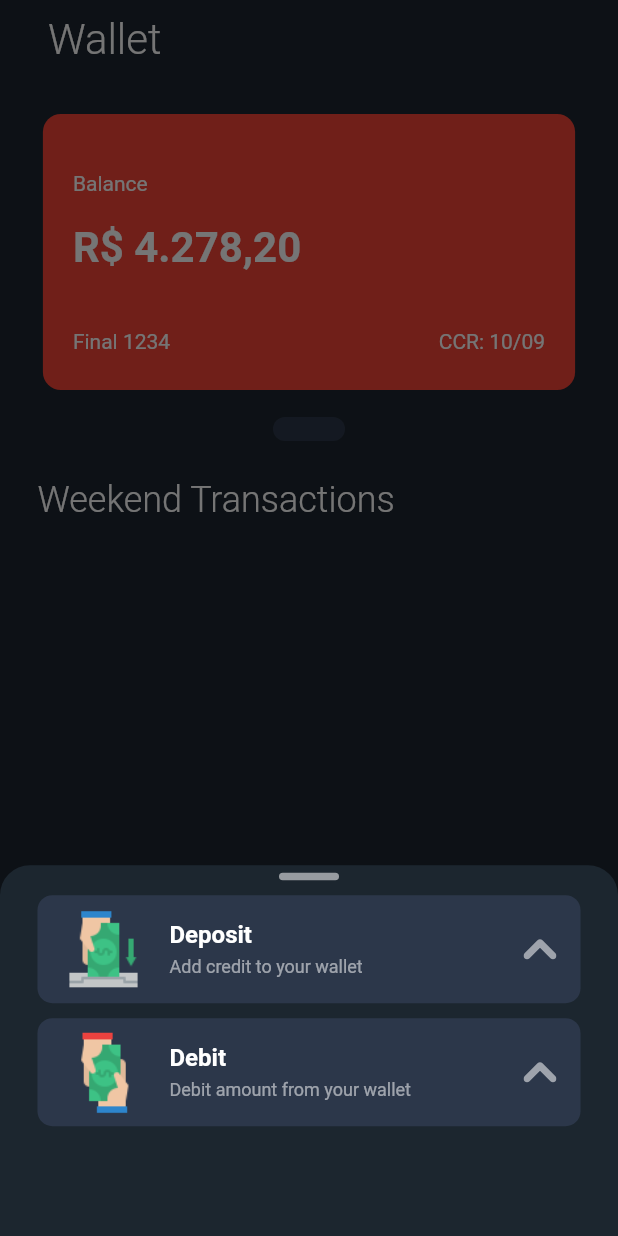
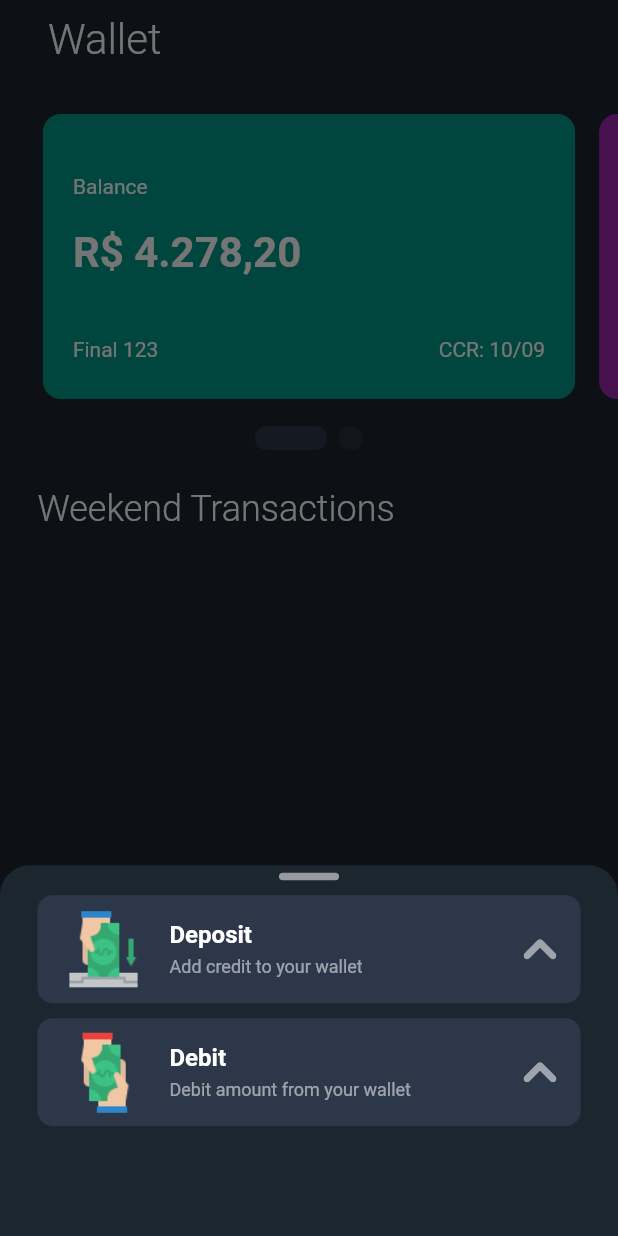
Before and after one commit to iamdiosilva/wallet-crud-flutter, a Flutter app: the HomePage screen opened directly, after a tap on the "add" icon, on a phone screen of 412 x 824 dp. Run offline on Flutter 3.47's test engine with Material 2 defaults, Android fonts, the light colour scheme and no system bars; drawn by our look-alikes of smooth_page_indicator; our stand-ins replace dropdown_button2, flutter_svg; accounts and stored records are empty.

Commit message:
:construction_worker: Minor Fix

```diff
--- a/lib/core/theme/app_icons.dart
+++ b/lib/core/theme/app_icons.dart
@@ -34,4 +34,20 @@ class AppIcons {
       'https://coztssupmzixajyquhll.supabase.co/storage/v1/object/sign/wallet-app-images/categories_icons/diet.png?token=eyJhbGciOiJIUzI1NiIsInR5cCI6IkpXVCJ9.eyJ1cmwiOiJ3YWxsZXQtYXBwLWltYWdlcy9jYXRlZ29yaWVzX2ljb25zL2RpZXQucG5nIiwiaWF0IjoxNjYxMjAxNzYzLCJleHAiOjE5NzY1NjE3NjN9.0WkcaCUySG8KdugCI8Eaqccx5whI0UXYUlzAaEVw7TM';
   static const httpHome =
       'https://coztssupmzixajyquhll.supabase.co/storage/v1/object/sign/wallet-app-images/categories_icons/house.png?token=eyJhbGciOiJIUzI1NiIsInR5cCI6IkpXVCJ9.eyJ1cmwiOiJ3YWxsZXQtYXBwLWltYWdlcy9jYXRlZ29yaWVzX2ljb25zL2hvdXNlLnBuZyIsImlhdCI6MTY2MTE5NTExNiwiZXhwIjoxOTc2NTU1MTE2fQ.Os_YP_VUu_-mPhG1EKfDvksHBoOdaiVYA_Nzc_1ZFno';
+  static const httpShoppingBag =
+      'https://coztssupmzixajyquhll.supabase.co/storage/v1/object/sign/wallet-app-images/categories_icons/shopping-bag.png?token=eyJhbGciOiJIUzI1NiIsInR5cCI6IkpXVCJ9.eyJ1cmwiOiJ3YWxsZXQtYXBwLWltYWdlcy9jYXRlZ29yaWVzX2ljb25zL3Nob3BwaW5nLWJhZy5wbmciLCJpYXQiOjE2NjEyMjM5MDgsImV4cCI6MTk3NjU4MzkwOH0.YSw7UlPJBRuIfjZSDrXqukw2wfbiz4A43HDug3cd4Jw';
+  static const httpTransport =
+      'https://coztssupmzixajyquhll.supabase.co/storage/v1/object/sign/wallet-app-images/categories_icons/vehicles-transport.png?token=eyJhbGciOiJIUzI1NiIsInR5cCI6IkpXVCJ9.eyJ1cmwiOiJ3YWxsZXQtYXBwLWltYWdlcy9jYXRlZ29yaWVzX2ljb25zL3ZlaGljbGVzLXRyYW5zcG9ydC5wbmciLCJpYXQiOjE2NjEyMjQxOTEsImV4cCI6MTk3NjU4NDE5MX0.CY4TVnxuwF5P_pm3KEJoHOJpXHT7lbqDEa-eo9_AjmA';
+  static const httpOther =
+      'https://coztssupmzixajyquhll.supabase.co/storage/v1/object/sign/wallet-app-images/categories_icons/boxes.png?token=eyJhbGciOiJIUzI1NiIsInR5cCI6IkpXVCJ9.eyJ1cmwiOiJ3YWxsZXQtYXBwLWltYWdlcy9jYXRlZ29yaWVzX2ljb25zL2JveGVzLnBuZyIsImlhdCI6MTY2MTIyNDkzNSwiZXhwIjoxOTc2NTg0OTM1fQ.-rm-5O8n9-YuUoVCWHhq8TfH8yKM__TZGN5twR7Tg3s';
+  static const httpRent =
+      'https://coztssupmzixajyquhll.supabase.co/storage/v1/object/sign/wallet-app-images/categories_icons/rent-house.png?token=eyJhbGciOiJIUzI1NiIsInR5cCI6IkpXVCJ9.eyJ1cmwiOiJ3YWxsZXQtYXBwLWltYWdlcy9jYXRlZ29yaWVzX2ljb25zL3JlbnQtaG91c2UucG5nIiwiaWF0IjoxNjYxMjI1NzI0LCJleHAiOjE5NzY1ODU3MjR9.eSsOcLDp0ukREqOeGCHj5-X8nejez4gb6AL-x5lwHYc';
+  static const httpModem =
+      'https://coztssupmzixajyquhll.supabase.co/storage/v1/object/sign/wallet-app-images/categories_icons/modem.png?token=eyJhbGciOiJIUzI1NiIsInR5cCI6IkpXVCJ9.eyJ1cmwiOiJ3YWxsZXQtYXBwLWltYWdlcy9jYXRlZ29yaWVzX2ljb25zL21vZGVtLnBuZyIsImlhdCI6MTY2MTIyNzQ5NSwiZXhwIjoxOTc2NTg3NDk1fQ.juVDEz0_9q9V4yqQmLAmE0MdtkS_t9WQn8CF557aHPQ';
+  static const httpEletrical =
+      'https://coztssupmzixajyquhll.supabase.co/storage/v1/object/sign/wallet-app-images/categories_icons/electrical-panel.png?token=eyJhbGciOiJIUzI1NiIsInR5cCI6IkpXVCJ9.eyJ1cmwiOiJ3YWxsZXQtYXBwLWltYWdlcy9jYXRlZ29yaWVzX2ljb25zL2VsZWN0cmljYWwtcGFuZWwucG5nIiwiaWF0IjoxNjYxMjI4NTI2LCJleHAiOjE5NzY1ODg1MjZ9.zjY3btj8RAX9S1HN6_XhVlPB3zrm-ZeNC3GisKveLZo';
+  static const httpSnackbar =
+      'https://coztssupmzixajyquhll.supabase.co/storage/v1/object/sign/wallet-app-images/categories_icons/lunch-time.png?token=eyJhbGciOiJIUzI1NiIsInR5cCI6IkpXVCJ9.eyJ1cmwiOiJ3YWxsZXQtYXBwLWltYWdlcy9jYXRlZ29yaWVzX2ljb25zL2x1bmNoLXRpbWUucG5nIiwiaWF0IjoxNjYxMjU5MjcxLCJleHAiOjE5NzY2MTkyNzF9.DQ6UDx-QLM5TlXrNTszSgU8svC6fXGcdt98v4JUrho0';
+  static const httpRestaurant =
+      'https://coztssupmzixajyquhll.supabase.co/storage/v1/object/sign/wallet-app-images/categories_icons/restaurant.png?token=eyJhbGciOiJIUzI1NiIsInR5cCI6IkpXVCJ9.eyJ1cmwiOiJ3YWxsZXQtYXBwLWltYWdlcy9jYXRlZ29yaWVzX2ljb25zL3Jlc3RhdXJhbnQucG5nIiwiaWF0IjoxNjYxMjU5MTAwLCJleHAiOjE5NzY2MTkxMDB9.yUjWEx9h9ThGa6282X8DKQSZ6-XJTjGQsAmvtR5CXek';
 }
--- a/lib/core/theme/app_text_styles.dart
+++ b/lib/core/theme/app_text_styles.dart
@@ -26,4 +26,6 @@ class AppTextStyles {
   static TextStyle alertDialogTitle = const TextStyle(fontSize: 18, fontWeight: FontWeight.w400, color: Colors.white);
   static TextStyle alertDialogContent = const TextStyle(fontSize: 14, color: Colors.white54);
   static TextStyle alertDialogTextButton = const TextStyle(color: Colors.white);
+
+  static TextStyle textDropDownMenu = const TextStyle(color: Colors.white70, fontSize: 16);
 }
--- a/lib/view/home_page/home_page.dart
+++ b/lib/view/home_page/home_page.dart
@@ -74,14 +74,17 @@ class HomePage extends StatelessWidget {
 
               //cards
               SizedBox(
-                height: 200,
+                height: MediaQuery.of(context).size.height * 0.25,
                 child: PageView(
                   controller: pCardsController,
                   physics: const BouncingScrollPhysics(),
                   scrollDirection: Axis.horizontal,
                   children: const [
                     CardModel(
-                      color: Colors.red,
+                      color: Colors.teal,
+                    ),
+                    CardModel(
+                      color: Colors.purple,
                     ),
                   ],
                 ),
@@ -90,7 +93,7 @@ class HomePage extends StatelessWidget {
               const SizedBox(height: 10),
               SmoothPageIndicator(
                 controller: pCardsController,
-                count: 1,
+                count: 2,
                 effect: ExpandingDotsEffect(
                   dotColor: AppColors.baseColor300,
                   activeDotColor: AppColors.baseColor200,
--- a/lib/view/modal_sheet_views/modal_pages/debit_page/debit_page.dart
+++ b/lib/view/modal_sheet_views/modal_pages/debit_page/debit_page.dart
@@ -50,7 +50,6 @@ class _DebitPageState extends State<DebitPage> {
                   child: TextFormField(
                     controller: _amountController,
                     keyboardType: TextInputType.number,
-                    inputFormatters: [FilteringTextInputFormatter.digitsOnly],
                     decoration: InputDecoration(
                       prefixIcon: Icon(
                         Icons.attach_money,
--- a/lib/view/modal_sheet_views/modal_pages/deposit_page.dart
+++ b/lib/view/modal_sheet_views/modal_pages/deposit_page.dart
@@ -42,7 +42,6 @@ class DepositPage extends StatelessWidget {
             child: TextFormField(
               controller: _amountController,
               keyboardType: TextInputType.number,
-              inputFormatters: [FilteringTextInputFormatter.digitsOnly],
               decoration: InputDecoration(
                 prefixIcon: Icon(
                   Icons.attach_money,
--- a/lib/view/util/alerts_dialog/confirmation_alert.dart
+++ b/lib/view/util/alerts_dialog/confirmation_alert.dart
@@ -5,10 +5,7 @@ import 'package:flutter/material.dart';
 import '../../../models/transaction.dart';
 import 'confirmation_alert_dialog.dart';
 
-confirmationAlert({
-  required BuildContext homeContext,
-  required Transaction transaction,
-}) {
+confirmationAlert({required BuildContext homeContext, required Transaction transaction}) {
   showDialog(
     context: homeContext,
     builder: (context) => ScaffoldMessenger(
--- a/lib/view/util/card_model.dart
+++ b/lib/view/util/card_model.dart
@@ -11,7 +11,7 @@ class CardModel extends StatelessWidget {
     return Padding(
       padding: const EdgeInsets.all(8.0),
       child: Container(
-        width: 300,
+        height: MediaQuery.of(context).size.height * 0.25,
         padding: const EdgeInsets.all(20),
         decoration: BoxDecoration(
           color: color,
@@ -36,7 +36,7 @@ class CardModel extends StatelessWidget {
               mainAxisAlignment: MainAxisAlignment.spaceBetween,
               children: [
                 Text(
-                  'Final 1234',
+                  'Final 123',
                   style: AppTextStyles.cardText,
                 ),
                 Text(
```
Also changed, not shown: lib/controller/debit_page_controller.dart (+14 -3 lines), lib/models/enum/e_transaction_category.dart (+5 -2 lines), lib/view/modal_sheet_views/modal_pages/debit_page/components/custom_dropdown_button.dart (+9 -4 lines), lib/view/util/list_tile_transactions.dart (+10 -10 lines).
